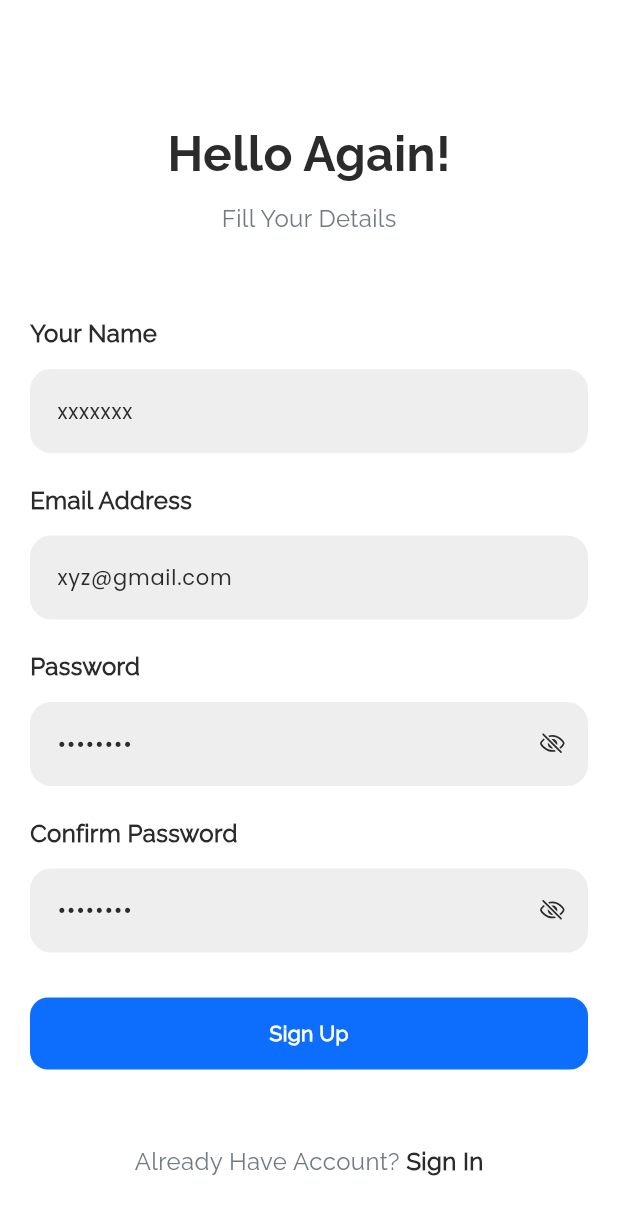
After one commit to huy2992002/flutter_training_huy_nguyen, a Flutter app: the SignUpPage screen opened directly, on a phone screen of 412 x 824 dp. The commit adds this screen. Shown: the top 1215 px of the screen. Run offline on Flutter 3.47's test engine with Material 3 defaults, Android fonts, the phone set to English and light mode, and no system bars; our stand-ins replace device_preview, flutter_svg, pinput.

Commit message:
implement create UI sign up page

```diff
--- a/nike_sneaker_store/lib/pages/auth/sign_in_page.dart
+++ b/nike_sneaker_store/lib/pages/auth/sign_in_page.dart
@@ -4,6 +4,7 @@ import 'package:nike_sneaker_store/components/snackbar/ns_snackbar.dart';
 import 'package:nike_sneaker_store/components/text_form_field/ns_text_form_field.dart';
 import 'package:nike_sneaker_store/l10n/app_localizations.dart';
 import 'package:nike_sneaker_store/models/user_model.dart';
+import 'package:nike_sneaker_store/pages/auth/sign_up_page.dart';
 import 'package:nike_sneaker_store/pages/auth/widgets/title_auth.dart';
 import 'package:nike_sneaker_store/pages/auth/widgets/title_label.dart';
 import 'package:nike_sneaker_store/pages/auth/widgets/title_under.dart';
@@ -49,7 +50,9 @@ class _SignInPageState extends State<SignInPage> {
 
   @override
   Widget build(BuildContext context) {
-    return Scaffold(
+    return GestureDetector(
+      onTap: FocusScope.of(context).unfocus,
+      child: Scaffold(
         body: Form(
           key: formKey,
           child: ListView(
@@ -91,8 +94,13 @@ class _SignInPageState extends State<SignInPage> {
               TitleUnder(
                 text: AppLocalizations.of(context).newUser,
                 title: AppLocalizations.of(context).createAccount,
+                onTap: () => Navigator.push(
+                  context,
+                  MaterialPageRoute(builder: (context) => const SignUpPage()),
+                ),
               ),
             ],
+          ),
         ),
       ),
     );
--- /dev/null
+++ b/nike_sneaker_store/lib/pages/auth/sign_up_page.dart
@@ -0,0 +1,68 @@
+import 'package:flutter/material.dart';
+import 'package:nike_sneaker_store/components/button/ns_elevated_button.dart';
+import 'package:nike_sneaker_store/components/text_form_field/ns_text_form_field.dart';
+import 'package:nike_sneaker_store/l10n/app_localizations.dart';
+import 'package:nike_sneaker_store/pages/auth/widgets/title_auth.dart';
+import 'package:nike_sneaker_store/pages/auth/widgets/title_label.dart';
+import 'package:nike_sneaker_store/pages/auth/widgets/title_under.dart';
+import 'package:nike_sneaker_store/utils/validator.dart';
+
+class SignUpPage extends StatefulWidget {
+  const SignUpPage({super.key});
+
+  @override
+  State<SignUpPage> createState() => _SignUpPageState();
+}
+
+class _SignUpPageState extends State<SignUpPage> {
+  @override
+  Widget build(BuildContext context) {
+    return Scaffold(
+      body: ListView(
+        padding: const EdgeInsets.symmetric(horizontal: 20).copyWith(
+          top: MediaQuery.paddingOf(context).top + 80,
+        ),
+        children: [
+          TitleAuth(
+            title: AppLocalizations.of(context).registerAccount,
+            subTitle: AppLocalizations.of(context).fillYourDetails,
+          ),
+          const SizedBox(height: 54),
+          TitleLabel(text: AppLocalizations.of(context).yourName),
+          NSTextFormField.text(
+            hintText: 'xxxxxxx',
+            validator: (value) => Validator.validatorRequired(context, value),
+          ),
+          const SizedBox(height: 20),
+          TitleLabel(text: AppLocalizations.of(context).emailAddress),
+          NSTextFormField.text(
+            hintText: 'xyz@gmail.com',
+            validator: (value) => Validator.validatorEmail(context, value),
+          ),
+          const SizedBox(height: 20),
+          TitleLabel(text: AppLocalizations.of(context).password),
+          NSTextFormField.password(
+            hintText: '••••••••',
+            validator: (value) => Validator.validatorEmail(context, value),
+          ),
+          const SizedBox(height: 20),
+          TitleLabel(text: AppLocalizations.of(context).confirmPassword),
+          NSTextFormField.password(
+            hintText: '••••••••',
+            validator: (value) => Validator.validatorEmail(context, value),
+          ),
+          const SizedBox(height: 30),
+          NSElevatedButton.text(
+            onPressed: () {},
+            text: AppLocalizations.of(context).signUp,
+          ),
+          const SizedBox(height: 50),
+          TitleUnder(
+            text: AppLocalizations.of(context).alreadyAccount,
+            title: AppLocalizations.of(context).signIn,
+          ),
+        ],
+      ),
+    );
+  }
+}
```
Lines whose indentation alone changed are shown as unchanged.
